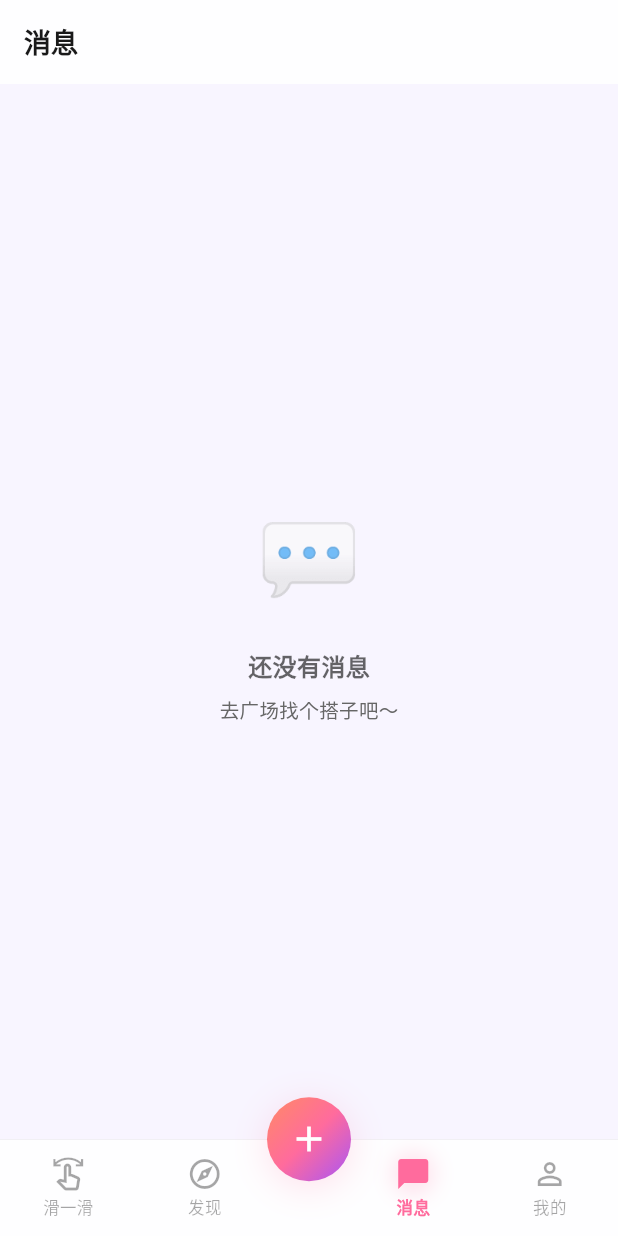
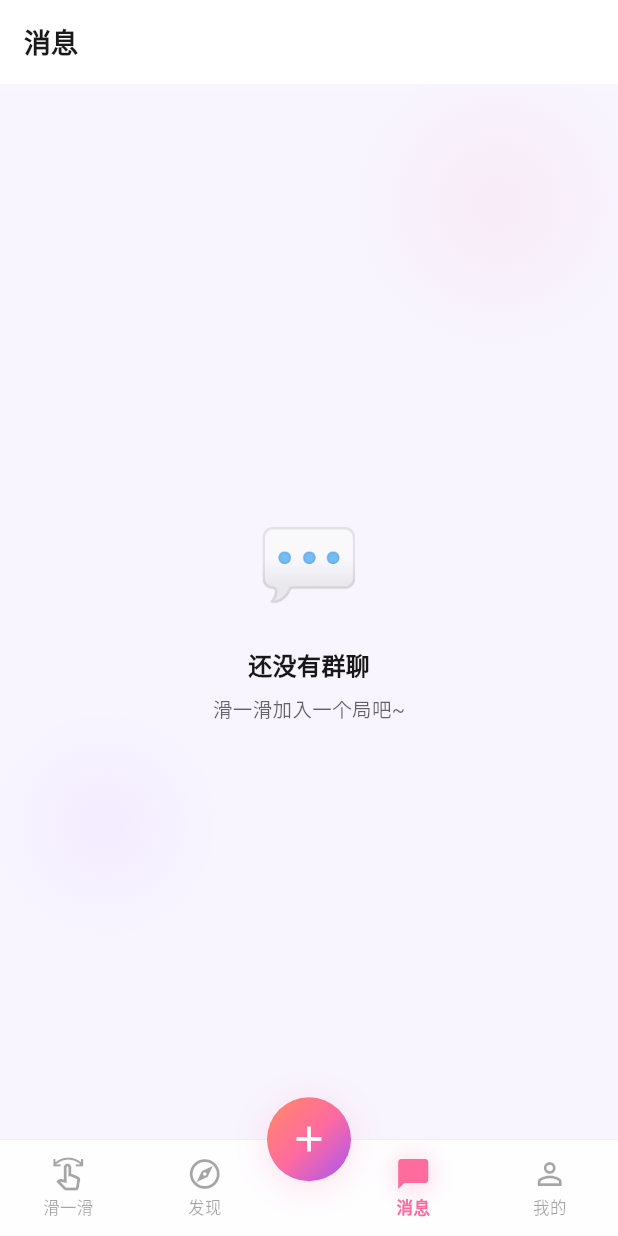
Before and after one commit to Attackcoin/dazi-app, a Flutter app: the MessagesScreen screen opened by its route, on a phone screen of 412 x 824 dp. Run offline on Flutter 3.47's test engine with Material 3 defaults, Android fonts, the phone set to English and light mode, and no system bars; our stand-ins replace cached_network_image, cloud_firestore, cloud_functions, firebase_auth, firebase_core, firebase_database and 6 more; missing offline and left inert: mobile_scanner; accounts and stored records are empty.

Commit message:
feat(messages): Glass Morph message list
Wrap in GlowBackground, each list item → GlassCard(level:1), list
items wrapped with AnimatedListItem(index), empty state gets a
TweenAnimationBuilder floating animation (2s loop, 8px Y offset).
Replace all AppColors references with GlassTheme.of(context).colors.

Co-Authored-By: Claude Opus 4.6 <noreply@anthropic.com>

```diff
--- a/client/lib/presentation/features/messages/messages_screen.dart
+++ b/client/lib/presentation/features/messages/messages_screen.dart
@@ -1,87 +1,154 @@
-import 'package:cached_network_image/cached_network_image.dart';
 import 'package:flutter/material.dart';
 import 'package:flutter_riverpod/flutter_riverpod.dart';
 import 'package:go_router/go_router.dart';
 import 'package:intl/intl.dart';
 
-import '../../../core/theme/app_colors.dart';
+import '../../../core/theme/glass_theme.dart';
+import '../../../core/widgets/animated_list_item.dart';
+import '../../../core/widgets/glass_card.dart';
+import '../../../core/widgets/glow_background.dart';
 import '../../../data/models/match.dart';
-import '../../../data/repositories/auth_repository.dart';
 import '../../../data/repositories/match_repository.dart';
 
-/// 消息列表页 —— 展示当前用户所有搭子关系的最新消息。
+/// 消息列表页 —— 展示当前用户加入的所有局的群聊。
 class MessagesScreen extends ConsumerWidget {
   const MessagesScreen({super.key});
 
   @override
   Widget build(BuildContext context, WidgetRef ref) {
     final matchesAsync = ref.watch(myMatchesProvider);
-    final myUid = ref.watch(authStateProvider).valueOrNull?.uid ?? '';
+    final gt = GlassTheme.of(context);
 
     return Scaffold(
+      backgroundColor: gt.colors.base,
       appBar: AppBar(
+        backgroundColor: gt.colors.surface,
         title: const Text('消息'),
         centerTitle: false,
+        automaticallyImplyLeading: false,
       ),
-      body: matchesAsync.when(
+      body: GlowBackground(
+        child: matchesAsync.when(
           loading: () => const Center(child: CircularProgressIndicator()),
-        error: (e, _) => Center(child: Text('加载失败：$e')),
+          error: (e, _) => Center(
+            child: Padding(
+              padding: const EdgeInsets.all(24),
+              child: Column(
+                mainAxisSize: MainAxisSize.min,
+                children: [
+                  Icon(Icons.error_outline, size: 48, color: gt.colors.textTertiary),
+                  const SizedBox(height: 12),
+                  Text('加载失败：$e', textAlign: TextAlign.center),
+                  const SizedBox(height: 20),
+                  FilledButton.tonal(
+                    onPressed: () => ref.invalidate(myMatchesProvider),
+                    child: const Text('重试'),
+                  ),
+                ],
+              ),
+            ),
+          ),
           data: (matches) {
             if (matches.isEmpty) return const _EmptyState();
+
+            // 按 postId 分组 —— 一个局只显示一条
+            final seen = <String>{};
+            final grouped = <AppMatch>[];
+            for (final m in matches) {
+              if (seen.add(m.postId)) {
+                grouped.add(m);
+              }
+            }
+
             return ListView.separated(
               padding: const EdgeInsets.symmetric(vertical: 8),
-            itemCount: matches.length,
-            separatorBuilder: (_, __) => const Divider(
+              itemCount: grouped.length,
+              separatorBuilder: (_, __) => Divider(
                 height: 1,
                 indent: 80,
-              color: AppColors.border,
+                color: gt.colors.glassL1Border,
               ),
-            itemBuilder: (_, i) =>
-                _MatchTile(match: matches[i], myUid: myUid),
+              itemBuilder: (_, i) => AnimatedListItem(
+                index: i,
+                child: _GroupChatTile(match: grouped[i]),
+              ),
             );
           },
+        ),
       ),
     );
   }
 }
 
-class _MatchTile extends StatelessWidget {
-  const _MatchTile({required this.match, required this.myUid});
+class _GroupChatTile extends StatelessWidget {
+  const _GroupChatTile({required this.match});
 
   final AppMatch match;
-  final String myUid;
 
   @override
   Widget build(BuildContext context) {
-    final other = match.otherOf(myUid);
-    final name = other?.name ?? match.postTitle;
-    final avatar = other?.avatar ?? '';
+    final gt = GlassTheme.of(context);
+    final memberCount = match.participants.length;
 
-    return ListTile(
+    return GlassCard(
+      level: 1,
+      margin: const EdgeInsets.symmetric(horizontal: 12, vertical: 4),
+      child: ListTile(
         contentPadding: const EdgeInsets.symmetric(horizontal: 16, vertical: 6),
-      leading: CircleAvatar(
-        radius: 28,
-        backgroundColor: AppColors.surfaceAlt,
-        backgroundImage:
-            avatar.isNotEmpty ? CachedNetworkImageProvider(avatar) : null,
-        child: avatar.isEmpty
-            ? const Icon(Icons.person, color: AppColors.textTertiary)
-            : null,
+        leading: Container(
+          width: 56,
+          height: 56,
+          decoration: BoxDecoration(
+            gradient: LinearGradient(
+              colors: [gt.colors.primary, gt.colors.accent],
+              begin: Alignment.topLeft,
+              end: Alignment.bottomRight,
+            ),
+            borderRadius: BorderRadius.circular(16),
+          ),
+          child: Center(
+            child: Text(
+              _categoryEmoji(match.postCategory),
+              style: const TextStyle(fontSize: 24),
+            ),
+          ),
         ),
         title: Text(
-        name,
-        style: const TextStyle(fontSize: 15, fontWeight: FontWeight.w600),
+          match.postTitle.isNotEmpty ? match.postTitle : '搭子群聊',
+          maxLines: 1,
+          overflow: TextOverflow.ellipsis,
+          style: TextStyle(
+            fontSize: 15,
+            fontWeight: FontWeight.w600,
+            color: gt.colors.textPrimary,
+          ),
         ),
         subtitle: Padding(
           padding: const EdgeInsets.only(top: 4),
+          child: Row(
+            children: [
+              Icon(Icons.people_outline, size: 13, color: gt.colors.textTertiary),
+              const SizedBox(width: 3),
+              Text(
+                '$memberCount人',
+                style: TextStyle(
+                  fontSize: 11,
+                  color: gt.colors.textTertiary,
+                ),
+              ),
+              const SizedBox(width: 8),
+              Expanded(
                 child: Text(
-          match.lastMessagePreview ?? '快去打个招呼吧～',
+                  match.lastMessagePreview ?? '快去打个招呼吧~',
                   maxLines: 1,
                   overflow: TextOverflow.ellipsis,
-          style: const TextStyle(
+                  style: TextStyle(
                     fontSize: 13,
-            color: AppColors.textSecondary,
+                    color: gt.colors.textSecondary,
                   ),
+                ),
+              ),
+            ],
           ),
         ),
         trailing: Column(
@@ -90,17 +157,28 @@ class _MatchTile extends StatelessWidget {
           children: [
             Text(
               _formatTime(match.lastMessageAt),
-            style: const TextStyle(
+              style: TextStyle(
                 fontSize: 11,
-              color: AppColors.textTertiary,
+                color: gt.colors.textTertiary,
               ),
             ),
             const SizedBox(height: 4),
             _CategoryTag(category: match.postCategory),
           ],
         ),
-      onTap: () => context.push('/chat/${match.id}'),
+        // 用 postId 作为群聊 chatId
+        onTap: () => context.push('/chat/${match.postId}'),
+      ),
     );
+  }
+
+  String _categoryEmoji(String cat) {
+    if (cat.contains('吃') || cat.contains('喝') || cat.contains('火锅')) return '🍜';
+    if (cat.contains('运动') || cat.contains('健身')) return '🏃';
+    if (cat.contains('游戏') || cat.contains('娱乐')) return '🎮';
+    if (cat.contains('旅') || cat.contains('出行')) return '✈️';
+    if (cat.contains('学') || cat.contains('读书')) return '📚';
+    return '🎉';
   }
 
   String _formatTime(DateTime? t) {
@@ -123,17 +201,18 @@ class _CategoryTag extends StatelessWidget {
   @override
   Widget build(BuildContext context) {
     if (category.isEmpty) return const SizedBox.shrink();
+    final gt = GlassTheme.of(context);
     return Container(
       padding: const EdgeInsets.symmetric(horizontal: 8, vertical: 2),
       decoration: BoxDecoration(
-        color: AppColors.primary.withValues(alpha: 0.1),
+        color: gt.colors.primary.withValues(alpha: 0.1),
         borderRadius: BorderRadius.circular(999),
       ),
       child: Text(
         category,
-        style: const TextStyle(
+        style: TextStyle(
           fontSize: 10,
-          color: AppColors.primary,
+          color: gt.colors.primary,
           fontWeight: FontWeight.w600,
         ),
       ),
@@ -141,25 +220,66 @@ class _CategoryTag extends StatelessWidget {
   }
 }
 
-class _EmptyState extends StatelessWidget {
+class _EmptyState extends StatefulWidget {
   const _EmptyState();
 
   @override
+  State<_EmptyState> createState() => _EmptyStateState();
+}
+
+class _EmptyStateState extends State<_EmptyState> with SingleTickerProviderStateMixin {
+  late final AnimationController _floatCtrl;
+  late final Animation<double> _floatAnim;
+
+  @override
+  void initState() {
+    super.initState();
+    _floatCtrl = AnimationController(
+      vsync: this,
+      duration: const Duration(seconds: 2),
+    )..repeat(reverse: true);
+    _floatAnim = Tween<double>(begin: 0, end: 1).animate(
+      CurvedAnimation(parent: _floatCtrl, curve: Curves.easeInOut),
+    );
+  }
+
+  @override
+  void dispose() {
+    _floatCtrl.dispose();
+    super.dispose();
+  }
+
+  @override
   Widget build(BuildContext context) {
+    final gt = GlassTheme.of(context);
     return Center(
       child: Column(
         mainAxisSize: MainAxisSize.min,
         children: [
-          const Text('💬', style: TextStyle(fontSize: 56)),
+          AnimatedBuilder(
+            animation: _floatAnim,
+            builder: (context, child) {
+              final dy = _floatAnim.value * 8.0 - 4.0; // oscillate -4 to +4
+              return Transform.translate(
+                offset: Offset(0, dy),
+                child: child,
+              );
+            },
+            child: const Text('💬', style: TextStyle(fontSize: 56)),
+          ),
           const SizedBox(height: 16),
-          const Text(
-            '还没有消息',
-            style: TextStyle(fontSize: 16, fontWeight: FontWeight.w600),
+          Text(
+            '还没有群聊',
+            style: TextStyle(
+              fontSize: 16,
+              fontWeight: FontWeight.w600,
+              color: gt.colors.textPrimary,
+            ),
           ),
           const SizedBox(height: 8),
-          const Text(
-            '去广场找个搭子吧～',
-            style: TextStyle(fontSize: 13, color: AppColors.textSecondary),
+          Text(
+            '滑一滑加入一个局吧~',
+            style: TextStyle(fontSize: 13, color: gt.colors.textSecondary),
           ),
         ],
       ),
```
Lines whose indentation alone changed are shown as unchanged.
